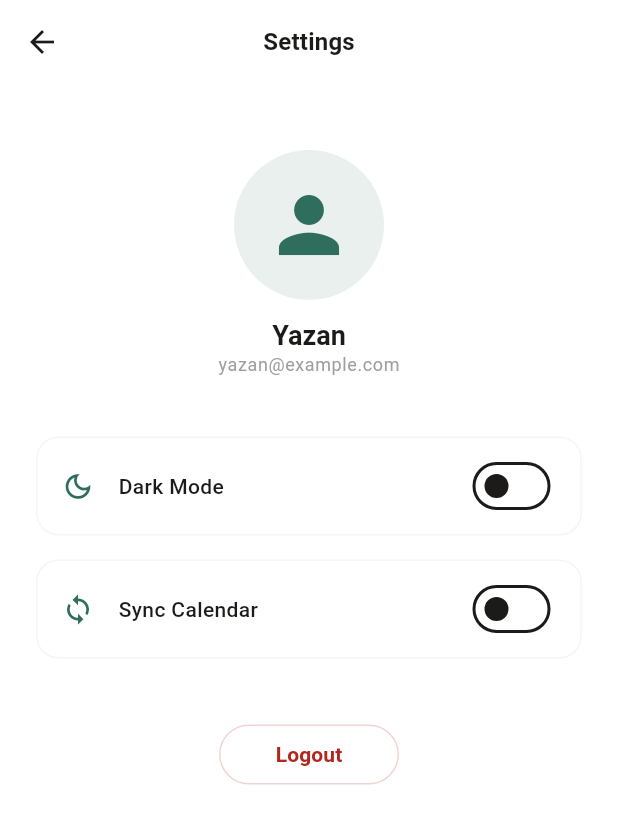
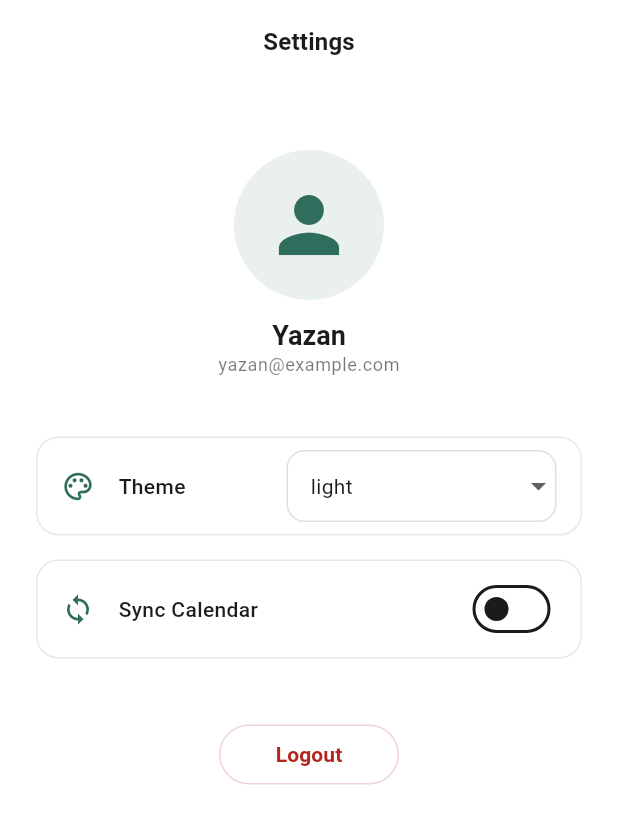
Before and after one commit to Andary22/YOUMI, a Flutter app: the SettingsPage screen opened directly, on a phone screen of 412 x 824 dp. Shown: the top 824 px of the screen. Run offline on Flutter 3.47's test engine with Material 3 defaults, Android fonts, the phone set to English and light mode, and no system bars.

Commit message:
chore:added testing section in main

```diff
--- /dev/null
+++ b/devtools_options.yaml
@@ -0,0 +1,3 @@
+description: This file stores settings for Dart & Flutter DevTools.
+documentation: https://docs.flutter.dev/tools/devtools/extensions#configure-extension-enablement-states
+extensions:
--- a/lib/features/settings/settings.dart
+++ b/lib/features/settings/settings.dart
@@ -2,6 +2,7 @@
 import 'package:provider/provider.dart';
 import 'package:youmi_dev/providers/theme_provider.dart';
 import 'package:youmi_dev/features/auth/auth.dart';
+import 'package:youmi_dev/style/palettes.dart';
 
 class SettingsPage extends StatefulWidget {
   const SettingsPage({super.key});
@@ -21,9 +22,14 @@
     return Scaffold(
       backgroundColor: theme.colorScheme.surface,
       appBar: AppBar(
-        title: Text('Settings', style: theme.textTheme.titleMedium?.copyWith(fontWeight: FontWeight.bold)),
+        title: Text(
+          'Settings',
+          style: theme.textTheme.titleMedium?.copyWith(
+            fontWeight: FontWeight.bold,
+          ),
+        ),
         centerTitle: true,
-        backgroundColor: Colors.transparent,
+        backgroundColor: theme.colorScheme.surface.withOpacity(0),
         elevation: 0,
       ),
       body: SafeArea(
@@ -38,25 +44,37 @@
                   children: [
                     CircleAvatar(
                       radius: 50,
-                      backgroundColor: theme.colorScheme.primary.withOpacity(0.1),
-                      child: Icon(Icons.person, size: 60, color: theme.colorScheme.primary),
+                      backgroundColor: theme.colorScheme.primary.withOpacity(
+                        0.1,
+                      ),
+                      child: Icon(
+                        Icons.person,
+                        size: 60,
+                        color: theme.colorScheme.primary,
+                      ),
                     ),
                     const SizedBox(height: 12),
-                    Text('Yazan', style: theme.textTheme.titleLarge?.copyWith(fontWeight: FontWeight.bold)),
-                    Text('yazan@example.com', style: theme.textTheme.bodySmall?.copyWith(color: Colors.grey)),
+                    Text(
+                      'Yazan',
+                      style: theme.textTheme.titleLarge?.copyWith(
+                        fontWeight: FontWeight.bold,
+                      ),
+                    ),
+                    Text(
+                      'yazan@example.com',
+                      style: theme.textTheme.bodySmall?.copyWith(
+                        color: theme.colorScheme.onSurface.withOpacity(0.6),
+                      ),
+                    ),
                   ],
                 ),
               ),
               const SizedBox(height: 40),
               _buildSettingItem(
                 context,
-                icon: Icons.dark_mode_outlined,
-                title: 'Dark Mode',
-                trailing: Switch(
-                  value: themeProvider.isDark,
-                  onChanged: (value) => themeProvider.togglePalette(),
-                  activeColor: theme.colorScheme.primary,
-                ),
+                icon: Icons.palette_outlined,
+                title: 'Theme',
+                trailing: _buildThemeDropdown(context, themeProvider),
               ),
               const SizedBox(height: 16),
               _buildSettingItem(
@@ -70,7 +88,7 @@
                       isCalendarSynced = value;
                     });
                   },
-                  activeColor: theme.colorScheme.primary,
+                  activeThumbColor: theme.colorScheme.primary,
                 ),
               ),
               const SizedBox(height: 40),
@@ -83,7 +101,9 @@
                     elevation: 0,
                     shape: RoundedRectangleBorder(
                       borderRadius: BorderRadius.circular(20),
-                      side: BorderSide(color: theme.colorScheme.error.withOpacity(0.2)),
+                      side: BorderSide(
+                        color: theme.colorScheme.error.withValues(alpha: 0.2),
+                      ),
                     ),
                   ),
                   onPressed: () {
@@ -93,7 +113,10 @@
                       (Route<dynamic> route) => false,
                     );
                   },
-                  child: const Text('Logout', style: TextStyle(fontWeight: FontWeight.bold)),
+                  child: const Text(
+                    'Logout',
+                    style: TextStyle(fontWeight: FontWeight.bold),
+                  ),
                 ),
               ),
             ],
@@ -103,23 +126,75 @@
     );
   }
 
-  Widget _buildSettingItem(BuildContext context, {required IconData icon, required String title, required Widget trailing}) {
+  Widget _buildSettingItem(
+    BuildContext context, {
+    required IconData icon,
+    required String title,
+    required Widget trailing,
+  }) {
     final theme = Theme.of(context);
     return Container(
       padding: const EdgeInsets.symmetric(horizontal: 16, vertical: 8),
       decoration: BoxDecoration(
         color: theme.colorScheme.surface,
         borderRadius: BorderRadius.circular(15),
-        border: Border.all(color: Colors.grey.withOpacity(0.1)),
+        border: Border.all(color: theme.colorScheme.onSurface.withOpacity(0.1)),
       ),
       child: Row(
         children: [
           Icon(icon, size: 22, color: theme.colorScheme.primary),
           const SizedBox(width: 16),
-          Text(title, style: theme.textTheme.bodyMedium?.copyWith(fontWeight: FontWeight.w500)),
+          Text(
+            title,
+            style: theme.textTheme.bodyMedium?.copyWith(
+              fontWeight: FontWeight.w500,
+            ),
+          ),
           const Spacer(),
           trailing,
         ],
+      ),
+    );
+  }
+
+  Widget _buildThemeDropdown(
+    BuildContext context,
+    ThemeProvider themeProvider,
+  ) {
+    final theme = Theme.of(context);
+    final palettes = themeProvider.palettes;
+    final selected = palettes.firstWhere(
+      (palette) => palette.name == themeProvider.palette.name,
+      orElse: () => palettes.first,
+    );
+
+    return SizedBox(
+      width: 180,
+      child: DropdownButtonFormField<AppPalette>(
+        value: selected,
+        isExpanded: true,
+        decoration: const InputDecoration(
+          isDense: true,
+          contentPadding: EdgeInsets.symmetric(horizontal: 12, vertical: 12),
+        ),
+        items: palettes
+            .map(
+              (palette) => DropdownMenuItem(
+                value: palette,
+                child: Text(
+                  palette.name,
+                  style: theme.textTheme.bodyMedium,
+                  maxLines: 1,
+                  overflow: TextOverflow.ellipsis,
+                ),
+              ),
+            )
+            .toList(),
+        onChanged: (palette) {
+          if (palette != null) {
+            themeProvider.setPalette(palette);
+          }
+        },
       ),
     );
   }
@@ -129,20 +204,38 @@
     showModalBottomSheet(
       context: context,
       backgroundColor: theme.colorScheme.surface,
-      shape: const RoundedRectangleBorder(borderRadius: BorderRadius.vertical(top: Radius.circular(25))),
+      shape: const RoundedRectangleBorder(
+        borderRadius: BorderRadius.vertical(top: Radius.circular(25)),
+      ),
       builder: (context) => Container(
         padding: const EdgeInsets.all(32),
         child: Column(
           mainAxisSize: MainAxisSize.min,
           children: [
-            Container(width: 40, height: 4, decoration: BoxDecoration(color: Colors.grey.withOpacity(0.3), borderRadius: BorderRadius.circular(2))),
+            Container(
+              width: 40,
+              height: 4,
+              decoration: BoxDecoration(
+                color: theme.colorScheme.onSurface.withOpacity(0.3),
+                borderRadius: BorderRadius.circular(2),
+              ),
+            ),
             const SizedBox(height: 24),
-            Text('Update Photo', style: theme.textTheme.titleMedium?.copyWith(fontWeight: FontWeight.bold)),
+            Text(
+              'Update Photo',
+              style: theme.textTheme.titleMedium?.copyWith(
+                fontWeight: FontWeight.bold,
+              ),
+            ),
             const SizedBox(height: 32),
             Row(
               mainAxisAlignment: MainAxisAlignment.spaceAround,
               children: [
-                _buildPickerOption(context, Icons.camera_alt_outlined, 'Camera'),
+                _buildPickerOption(
+                  context,
+                  Icons.camera_alt_outlined,
+                  'Camera',
+                ),
                 _buildPickerOption(context, Icons.photo_outlined, 'Gallery'),
               ],
             ),
@@ -160,7 +253,10 @@
         children: [
           Container(
             padding: const EdgeInsets.all(16),
-            decoration: BoxDecoration(color: theme.colorScheme.primary.withOpacity(0.05), shape: BoxShape.circle),
+            decoration: BoxDecoration(
+              color: theme.colorScheme.primary.withOpacity(0.05),
+              shape: BoxShape.circle,
+            ),
             child: Icon(icon, color: theme.colorScheme.primary),
           ),
           const SizedBox(height: 8),
--- a/lib/main.dart
+++ b/lib/main.dart
@@ -1,6 +1,8 @@
 import 'package:flutter/material.dart';
 import 'package:provider/provider.dart';
 // import 'package:youmi_dev/features/app_shell.dart'; later, remove feature imports and use this instead.
+import 'package:youmi_dev/features/auth/auth.dart';
+import 'package:youmi_dev/features/settings/settings.dart';
 import 'package:youmi_dev/providers/app_provider.dart';
 import 'package:youmi_dev/providers/blueprint_provider.dart';
 import 'package:youmi_dev/providers/execution_provider.dart';
@@ -46,6 +48,9 @@
 
 class ThemeShowcase extends StatelessWidget {
   const ThemeShowcase({super.key});
+
+  //PUT YOUR WIDGET HERE TO TEST IT!
+  static const Widget testedView = SettingsPage();
 
   static const List<AppPalette> _palettes = [
     LightPalette(),
@@ -107,6 +112,16 @@
             },
           ),
           const SizedBox(height: 16),
+          ElevatedButton.icon(
+            onPressed: () {
+              Navigator.of(
+                context,
+              ).push(MaterialPageRoute(builder: (_) => testedView));
+            },
+            icon: const Icon(Icons.open_in_new),
+            label: const Text('Open Tested View'),
+          ),
+          const SizedBox(height: 16),
           Container(
             padding: const EdgeInsets.all(16),
             decoration: BoxDecoration(
--- a/lib/providers/theme_provider.dart
+++ b/lib/providers/theme_provider.dart
@@ -5,6 +5,17 @@
 import 'package:youmi_dev/style/theme_factory.dart';
 
 class ThemeProvider extends ChangeNotifier {
+  static const List<AppPalette> _palettes = [
+    LightPalette(),
+    DarkPalette(),
+    GruvboxMaterialLightPalette(),
+    GruvboxMaterialDarkPalette(),
+    CatppuccinLattePalette(),
+    CatppuccinMochaPalette(),
+    NordLightPalette(),
+    NordDarkPalette(),
+  ];
+
   AppPalette _palette = const LightPalette();
 
   AppPalette get palette => _palette;
@@ -12,6 +23,8 @@
   ThemeData get theme => buildTheme(_palette);
 
   bool get isDark => _palette.isDark;
+
+  List<AppPalette> get palettes => _palettes;
 
   void setPalette(AppPalette palette) {
     _palette = palette;
```
